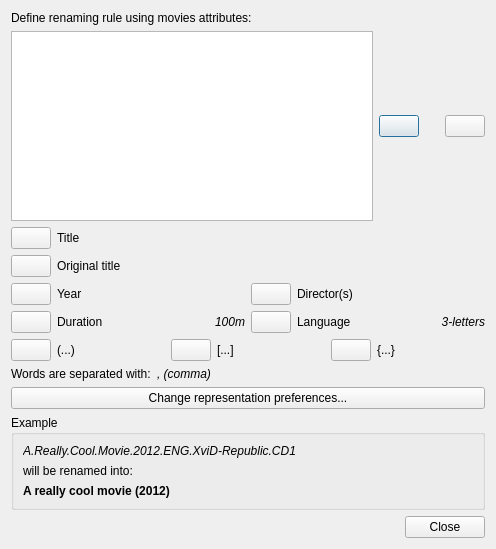
This is src/ui/renaming_rule_dialog.ui in albemala/almoviesrenamer as Qt 5 draws it before an edit. The edited form follows.
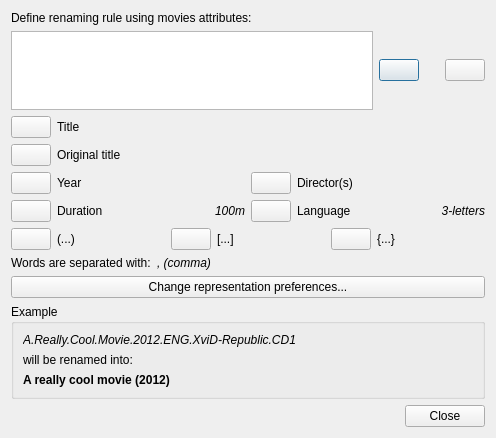
This is the edited form. Icons and pictures are not drawn.

Commit message:
updated renaming rule dialog with new features
merged renaming rule dialog into gui module

```diff
--- a/src/ui/renaming_rule_dialog.ui
+++ b/src/ui/renaming_rule_dialog.ui
@@ -7,7 +7,7 @@
     <x>0</x>
     <y>0</y>
     <width>496</width>
-    <height>549</height>
+    <height>438</height>
    </rect>
   </property>
   <property name="windowTitle">
```
Left out of the diff: 4 changed lines with no effect on the pictures. The commit also changes 5 other files.
